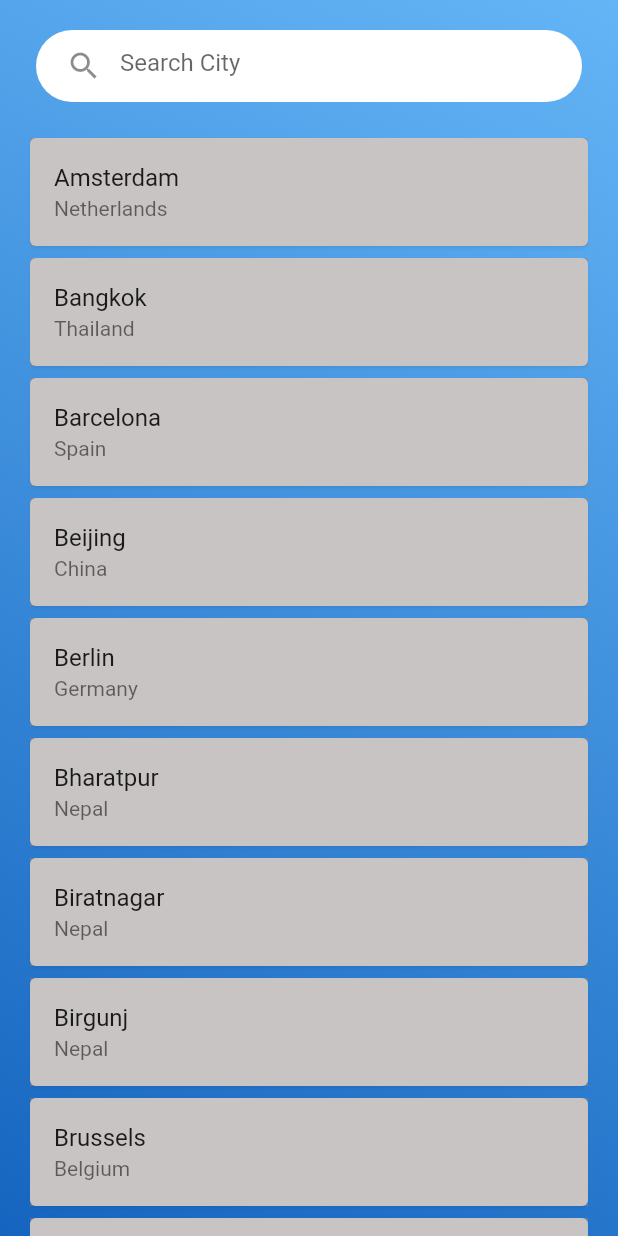
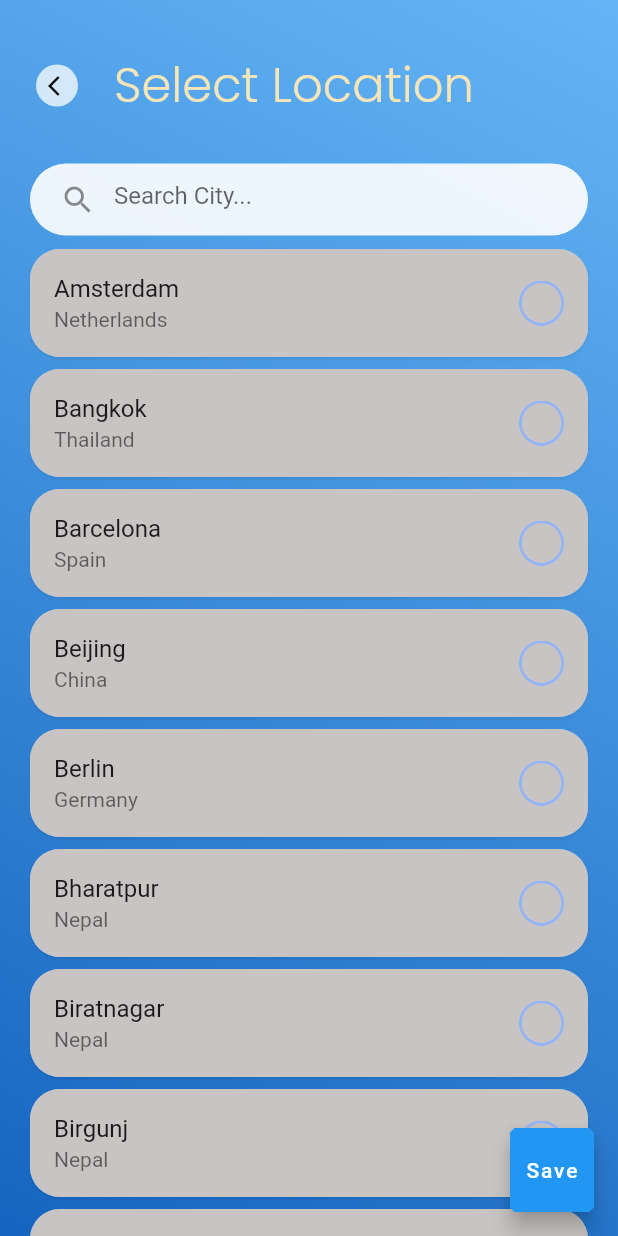
Before and after one commit to XresthaKiran/Weather-App, a Flutter app: the screen it shows after launch, after a tap on the "search" icon, on a phone screen of 412 x 824 dp. Run offline on Flutter 3.47's test engine with Material 2 defaults, Android fonts, the phone set to English and light mode, and no system bars; our stand-ins replace flutter_spinkit, geolocator, google_fonts, weather_icons.

Commit message:
adding_function

```diff
--- a/lib/model/city.dart
+++ b/lib/model/city.dart
@@ -2,13 +2,13 @@ class City {
   bool isSelected;
   final String city;
   final String country;
-  final bool isDefault;
+
 
   City({
     required this.isSelected,
     required this.city,
     required this.country,
-    required this.isDefault,
+
   });
 
   // List of Cities data
@@ -17,289 +17,289 @@ class City {
       isSelected: false,
       city: 'London',
       country: 'United Kingdom',
-      isDefault: true,
+
     ),
     City(
       isSelected: false,
       city: 'Tokyo',
       country: 'Japan',
-      isDefault: false,
+
     ),
     City(
       isSelected: false,
       city: 'Delhi',
       country: 'India',
-      isDefault: false,
+
     ),
     City(
       isSelected: false,
       city: 'Beijing',
       country: 'China',
-      isDefault: false,
+
     ),
     City(
       isSelected: false,
       city: 'Paris',
       country: 'France',
-      isDefault: false,
+
     ),
     City(
       isSelected: false,
       city: 'Rome',
       country: 'Italy',
-      isDefault: false,
+
     ),
     City(
       isSelected: false,
       city: 'Lagos',
       country: 'Nigeria',
-      isDefault: false,
+
     ),
     City(
       isSelected: false,
       city: 'Amsterdam',
       country: 'Netherlands',
-      isDefault: false,
+
     ),
     City(
       isSelected: false,
       city: 'Barcelona',
       country: 'Spain',
-      isDefault: false,
+
     ),
     City(
       isSelected: false,
       city: 'Miami',
       country: 'United States',
-      isDefault: false,
+
     ),
     City(
       isSelected: false,
       city: 'Vienna',
       country: 'Austria',
-      isDefault: false,
+
     ),
     City(
       isSelected: false,
       city: 'Berlin',
       country: 'Germany',
-      isDefault: false,
+
     ),
     City(
       isSelected: false,
       city: 'Toronto',
       country: 'Canada',
-      isDefault: false,
+
     ),
     City(
       isSelected: false,
       city: 'Brussels',
       country: 'Belgium',
-      isDefault: false,
+
     ),
     City(
       isSelected: false,
       city: 'Nairobi',
       country: 'Kenya',
-      isDefault: false,
+
     ),
     City(
       isSelected: false,
       city: 'Sydney',
       country: 'Australia',
-      isDefault: false,
+
     ),
     City(
       isSelected: false,
       city: 'Cairo',
       country: 'Egypt',
-      isDefault: false,
+
     ),
     City(
       isSelected: false,
       city: 'Mumbai',
       country: 'India',
-      isDefault: false,
+
     ),
     City(
       isSelected: false,
       city: 'New York',
       country: 'United States',
-      isDefault: false,
+
     ),
     City(
       isSelected: false,
       city: 'Moscow',
       country: 'Russia',
-      isDefault: false,
+
     ),
     City(
       isSelected: false,
       city: 'Rio de Janeiro',
       country: 'Brazil',
-      isDefault: false,
+
     ),
     City(
       isSelected: false,
       city: 'Cape Town',
       country: 'South Africa',
-      isDefault: false,
+
     ),
     City(
       isSelected: false,
       city: 'Bangkok',
       country: 'Thailand',
-      isDefault: false,
+
     ),
     City(
       isSelected: false,
       city: 'Seoul',
       country: 'South Korea',
-      isDefault: false,
+
     ),
     City(
       isSelected: false,
       city: 'Istanbul',
       country: 'Turkey',
-      isDefault: false,
+
     ),
     City(
       isSelected: false,
       city: 'Dubai',
       country: 'United Arab Emirates',
-      isDefault: false,
+
     ),
     City(
       isSelected: false,
       city: 'São Paulo',
       country: 'Brazil',
-      isDefault: false,
+
     ),
     City(
       isSelected: false,
       city: 'Shanghai',
       country: 'China',
-      isDefault: false,
+
     ),
     City(
       isSelected: false,
       city: 'Karachi',
       country: 'Pakistan',
-      isDefault: false,
+
     ),
     City(
       isSelected: false,
       city: 'Ho Chi Minh City',
       country: 'Vietnam',
-      isDefault: false,
+
     ),
     City(
       isSelected: false,
       city: 'Kolkata',
       country: 'India',
-      isDefault: false,
+
     ),
     City(
       isSelected: false,
       city: 'Jakarta',
       country: 'Indonesia',
-      isDefault: false,
+
     ),
     City(
       isSelected: false,
       city: 'Taipei',
       country: 'Taiwan',
-      isDefault: false,
+
     ),
     City(
       isSelected: false,
       city: 'Dhaka',
       country: 'Bangladesh',
-      isDefault: false,
+
     ),
     City(
       isSelected: false,
       city: 'Manila',
       country: 'Philippines',
-      isDefault: false,
+
     ),
     City(
       isSelected: false,
       city: 'Kuala Lumpur',
       country: 'Malaysia',
-      isDefault: false,
+
     ),
     City(
       isSelected: false,
       city: 'Singapore',
       country: 'Singapore',
-      isDefault: false,
+
     ),
     City(
       isSelected: false,
       city: 'Riyadh',
       country: 'Saudi Arabia',
-      isDefault: false,
+
     ),
     City(
       isSelected: false,
       city: 'Tehran',
       country: 'Iran',
-      isDefault: false,
+
     ),
     City(
       isSelected: false,
       city: 'Kathmandu',
       country: 'Nepal',
-      isDefault: false,
+
     ),
     City(
       isSelected: false,
       city: 'Pokhara',
       country: 'Nepal',
-      isDefault: false,
+
     ),
     City(
       isSelected: false,
       city: 'Biratnagar',
       country: 'Nepal',
-      isDefault: false,
+
     ),
     City(
       isSelected: false,
       city: 'Lalitpur',
       country: 'Nepal',
-      isDefault: false,
+
     ),
     City(
       isSelected: false,
       city: 'Bharatpur',
       country: 'Nepal',
-      isDefault: false,
+
     ),
     City(
       isSelected: false,
       city: 'Birgunj',
       country: 'Nepal',
-      isDefault: false,
+
     ),
     City(
       isSelected: false,
       city: 'Dharan',
       country: 'Nepal',
-      isDefault: false,
+
     ),
     City(
       isSelected: false,
       city: 'Butwal',
       country: 'Nepal',
-      isDefault: false,
+
     ),
     City(
       isSelected: false,
       city: 'Hetauda',
       country: 'Nepal',
-      isDefault: false,
+
     ),
   ];
 
--- a/lib/screen/help_screen.dart
+++ b/lib/screen/help_screen.dart
@@ -35,17 +35,19 @@ class HelpScreenState extends State<HelpScreen> {
         height: MediaQuery.of(context).size.height,
         width: MediaQuery.of(context).size.width,
                   decoration: const BoxDecoration(
+                              image: DecorationImage(
+            fit: BoxFit.fill,
+            image: AssetImage('assets/help.png'),
+          ),
             gradient: LinearGradient(begin: Alignment.topRight,
                   end: Alignment.bottomLeft,
                   colors: [Color.fromARGB(255, 21, 101, 192), Color.fromARGB(255, 100, 181, 246)]),
 
-          image: DecorationImage(
-            fit: BoxFit.fill,
-            image: AssetImage('assets/help.png'),
-          ),
+
         ),
         child: Column(
           children: [
+
             const SizedBox(height: 30),
             Center(
               child: Padding(
@@ -100,11 +102,14 @@ class HelpScreenState extends State<HelpScreen> {
               shape: RoundedRectangleBorder(
                 borderRadius: BorderRadius.circular(20),
               ),
-              backgroundColor: const Color.fromARGB(255, 241, 205, 114),
+              backgroundColor: Color.fromARGB(255, 243, 199, 87),
               splashColor: Colors.blueAccent,
               foregroundColor: Colors.black45,
-              child: const Icon(Icons.navigate_next_rounded),
+              child:Text('Skip',style: GoogleFonts.capriola(
+                    fontWeight: FontWeight.w400,
+                    color: Color.fromARGB(255, 244, 237, 220)),
             ),
+            )
           ],
         ),
       ),
--- a/lib/screen/home_screen.dart
+++ b/lib/screen/home_screen.dart
@@ -6,6 +6,7 @@ import 'package:weather_app/screen/help_screen.dart';
 import 'package:weather_app/screen/select_city.dart';
 import 'package:weather_app/services/weather_api.dart';
 import 'package:weather_icons/weather_icons.dart';
+import 'package:geolocator/geolocator.dart';
 
 class Homepage extends StatefulWidget {
   const Homepage({Key? key}) : super(key: key);
@@ -16,26 +17,45 @@ class Homepage extends StatefulWidget {
 
 class HomepageState extends State<Homepage> {
   Weather? weather;
-  TextEditingController searchController = TextEditingController();
   List<City> filteredCities = City.citiesList;
-
+  late bool servicePermission =false;
+  late LocationPermission permission;
   @override
   void initState() {
     super.initState();
-    fetchWeatherData();
+    getLocation();
   }
 
-  Future<void> fetchWeatherData() async {
+  void getLocation() async{
+    servicePermission = await Geolocator.isLocationServiceEnabled();
+    try{
+      permission = await Geolocator.checkPermission();
+      if(permission == LocationPermission.denied){
+        permission = await Geolocator.requestPermission();
+      }
+      final position=await Geolocator.getCurrentPosition(
+        desiredAccuracy: LocationAccuracy.high
+      );
+      final latitude=position.latitude;
+      final longitude=position.longitude;
+      fetchWeatherDataForLocation(latitude,longitude);
+    }catch(e){
+      print(e.toString());
+    }
+  }
+
+    void fetchWeatherDataForLocation(double latitude, double longitude) async {
     try {
-      final fetchedWeather = await WeatherApi.getData(
-          'London'); //To get the weather information using dafault city=London
+      final fetchedWeather = await WeatherApi.getDataForLocation(latitude, longitude);
       setState(() {
         weather = fetchedWeather;
       });
     } catch (e) {
-      if (weather != null) print(weather!.current.humidity);
+      print(e);
     }
   }
+
+
 
   Future<void> fetchWeatherDataForCity(String cityName) async {
     try {
@@ -61,8 +81,19 @@ class HomepageState extends State<Homepage> {
     }
   }
 
+    Future<void> openHelpScreen() async {
+  await Navigator.push(
+      context,
+      MaterialPageRoute(builder: (context) => HelpScreen()),
+    );
+
+  }
+
+
+
   @override
   Widget build(BuildContext context) {
+
     return Scaffold(
         resizeToAvoidBottomInset:
             false, //solves screen overflow due to keyboard open
@@ -90,9 +121,11 @@ class HomepageState extends State<Homepage> {
                     children: [
                       Row(
                         mainAxisAlignment: MainAxisAlignment.spaceBetween,
+                        crossAxisAlignment: CrossAxisAlignment.end,
                         children: [
                           Padding(
-                            padding: const EdgeInsets.only(left: 10, top: 20),
+
+                            padding: const EdgeInsets.only(left: 12, top: 25),
                             child: Text(
                               'Weather APP',
                               style: GoogleFonts.poppins(
@@ -105,14 +138,7 @@ class HomepageState extends State<Homepage> {
                           Padding(
                             padding: const EdgeInsets.only(right: 10, top: 25),
                             child: ElevatedButton(
-                              onPressed: () {
-                                Navigator.push(
-                                  context,
-                                  MaterialPageRoute(
-                                    builder: (context) => const HelpScreen(),
-                                  ),
-                                );
-                              },
+                              onPressed: openHelpScreen,
                               child: const Text('Help'),
                             ),
                           ),
@@ -125,11 +151,14 @@ class HomepageState extends State<Homepage> {
                         decoration: BoxDecoration(
                           borderRadius: BorderRadius.circular(15),
                           color: Colors.white.withOpacity(
-                              0.5), // Container to display weather conditon.
+                              0.6), // Container to display weather conditon.
                         ),
                         margin: const EdgeInsets.symmetric(horizontal: 25),
                         padding: const EdgeInsets.all(26),
                         height: 100,
+                        width: double.infinity,
+                        child: SingleChildScrollView(
+                          scrollDirection: Axis.horizontal,
                           child: Row(
                             children: [
                               Image.network(
@@ -141,9 +170,13 @@ class HomepageState extends State<Homepage> {
                                 mainAxisAlignment: MainAxisAlignment.spaceEvenly,
                                 crossAxisAlignment: CrossAxisAlignment.start,
                                 children: [
+                                  Row(
+                                    children: [
                                       Text(
                                         weather!.current.condition.text,
                                         style: const TextStyle(fontSize: 20),
+                                      ),
+                                    ],
                                   ),
                                   Text(
                                       'In ${weather!.location.name},${weather!.location.country}',
@@ -151,6 +184,7 @@ class HomepageState extends State<Homepage> {
                                 ],
                               )
                             ],
+                          ),
                         ),
                       ),
                       const SizedBox(
@@ -161,7 +195,7 @@ class HomepageState extends State<Homepage> {
                         decoration: BoxDecoration(
                           borderRadius: BorderRadius.circular(
                               15), // Container to show Temperature.
-                          color: Colors.white.withOpacity(0.5),
+                          color: Colors.white.withOpacity(0.6),
                         ),
                         margin: const EdgeInsets.symmetric(horizontal: 25),
                         padding: const EdgeInsets.all(26),
@@ -228,7 +262,7 @@ class HomepageState extends State<Homepage> {
                               decoration: BoxDecoration(
                                   borderRadius: BorderRadius.circular(
                                       14), // Container to show Humidity
-                                  color: Colors.white.withOpacity(0.5)),
+                                  color: Colors.white.withOpacity(0.6)),
                               margin: const EdgeInsets.fromLTRB(26, 0, 10, 0),
                               padding: const EdgeInsets.all(26),
                               height: 200,
@@ -273,7 +307,7 @@ class HomepageState extends State<Homepage> {
                             child: Container(
                               decoration: BoxDecoration(
                                   borderRadius: BorderRadius.circular(14),
-                                  color: Colors.white.withOpacity(0.5)),
+                                  color: Colors.white.withOpacity(0.6)),
                               margin: const EdgeInsets.fromLTRB(10, 0, 26,
                                   0), //  Container to show Wind speed
                               padding: const EdgeInsets.all(26),
@@ -376,22 +410,12 @@ class HomepageState extends State<Homepage> {
                       ),
                     ],
                   ),
-                  Container(height: 340,
+                  const SizedBox(height: 340,
                     child: Column(
                       mainAxisAlignment: MainAxisAlignment.end,
                       crossAxisAlignment: CrossAxisAlignment.center,
                       children: [
-                        CircularProgressIndicator(),
-                        SizedBox(height:20),
-                        GestureDetector(
-                          onTap: fetchWeatherData,
-
-                          child: Text('Reload',style: GoogleFonts.lato(
-                                fontSize: 18,
-                                fontWeight: FontWeight.w400,
-                                color: const Color(0xfff7e5b7),
-                              ),),
-                        )
+                        CircularProgressIndicator(color: Color.fromARGB(255, 221, 229, 243),),
                       ],
                     ),
                   )
--- a/lib/screen/select_city.dart
+++ b/lib/screen/select_city.dart
@@ -1,4 +1,5 @@
 import 'package:flutter/material.dart';
+import 'package:google_fonts/google_fonts.dart';
 import 'package:weather_app/model/city.dart';
 
 class CitySelectionScreen extends StatefulWidget {
@@ -28,11 +29,59 @@ class CitySelectionScreenState extends State<CitySelectionScreen> {
     });
   }
 
+  void selectCity(City selectedCity) {
+  setState(() {
+
+    filteredCities.forEach((city) {
+      if (city == selectedCity) {
+        city.isSelected = true;
+      } else {
+        city.isSelected = false;
+      }
+    });
+  });
+}
+
   @override
   Widget build(BuildContext context) {
     return Scaffold(
-      body: SafeArea(
-        child: Container(
+       floatingActionButton: FloatingActionButton(
+        shape:BeveledRectangleBorder(borderRadius: BorderRadius.circular(3)),
+        onPressed: () {
+          // Return the selected city to the previous screen
+          final selectedCity = filteredCities.firstWhere((city) => city.isSelected, orElse: () {return City(isSelected: false, city: 'Kathmandu', country: 'Nepal');} );
+          if(selectedCity.isSelected){
+          Navigator.pop(context, selectedCity);
+          }else{
+            showModalBottomSheet(context: context, builder: (BuildContext context) {
+              return Container(
+                decoration: BoxDecoration(
+                  gradient: LinearGradient(colors:[Color.fromARGB(255, 47, 109, 170),Color.fromARGB(255, 57, 131, 216)] ,begin: Alignment.bottomLeft,end: Alignment.topRight)
+                ),
+                height:MediaQuery.of(context).size.height*0.05,
+                child: Row(
+                  mainAxisAlignment: MainAxisAlignment.spaceBetween,
+                  crossAxisAlignment: CrossAxisAlignment.center,
+                  children: [
+                    Padding(
+                      padding: const EdgeInsets.only(left: 10),
+                      child: Text('Please select a city',style: TextStyle(fontSize: 20,color: Colors.white),),
+                    ),
+                    Padding(
+                      padding: const EdgeInsets.only(right: 10),
+                      child: ElevatedButton(style: ElevatedButton.styleFrom(primary: Colors.white30),onPressed: (){Navigator.pop(context);}, child: Text('Ok',style: TextStyle(color: Colors.white),)),
+                    )
+                  ],
+                ),
+              );
+            }
+            );
+          }
+
+        },
+        child: Text('Save'),
+      ),
+      body: Container(
         height: MediaQuery.of(context).size.height,          // adapts the height and width according to screen size
         width: MediaQuery.of(context).size.width,
         decoration: const BoxDecoration(
@@ -41,12 +90,45 @@ class CitySelectionScreenState extends State<CitySelectionScreen> {
                 colors: [ Color.fromARGB(255, 100, 181, 246),Color.fromARGB(255, 21, 101, 192),])
         ),
         child: Column(
+          crossAxisAlignment: CrossAxisAlignment.start,
           children: [
             Container(
+              margin: const EdgeInsets.only(top: 25),
+              child: Row(
+                children: [
+                  InkWell(
+                    child: Container(
                       padding: const EdgeInsets.symmetric(horizontal: 8),
-                margin: const EdgeInsets.symmetric(horizontal: 24, vertical: 20),
+                    margin: const EdgeInsets.symmetric(horizontal: 24, vertical: 18),
+                      width: 28,
+                      height: 28,
                       decoration: BoxDecoration(
-                  color: Colors.white,
+                        borderRadius: BorderRadius.circular(150/2),
+                        color: Colors.white.withOpacity(0.75)
+                      ),
+                      child: const Icon(
+                        Icons.arrow_back_ios,
+                        color: Colors.black,
+                        size: 16,
+                      ),
+                    ),
+                    onTap: () {
+                      Navigator.pop(context);
+                    },
+                  ),
+                  Text("Select Location",style: GoogleFonts.poppins(
+                                fontSize: 32,
+                                fontWeight: FontWeight.w300,
+                                color: const Color(0xfff7e5b7),
+                              ),)
+                ],
+              ),
+            ),
+            Container(
+              padding: EdgeInsets.symmetric(horizontal: 8 ),
+              margin: const EdgeInsets.only(left: 20,right: 20,top: 20,bottom: 5),
+              decoration: BoxDecoration(
+                color: Colors.white.withOpacity(0.9),
                 borderRadius: BorderRadius.circular(24)
               ),
               child: TextField(
@@ -54,29 +136,31 @@ class CitySelectionScreenState extends State<CitySelectionScreen> {
                 onChanged: filterCities,
                 decoration: const InputDecoration(
                   border: InputBorder.none,
-                    hintText: 'Search City',
+                  hintText: 'Search City...',
                   prefixIcon: Icon(Icons.search)
                 ),
               ),
             ),
             Expanded(
               child: ListView.builder(
+                physics: BouncingScrollPhysics(),
                 itemCount: filteredCities.length,
                 itemBuilder: (BuildContext context, int index) {
                   final city = filteredCities[index];
                   return Padding(
                     padding: const EdgeInsets.only(left:16.0,right: 16,),
                     child: Card(
-
+                      shape:RoundedRectangleBorder(borderRadius: BorderRadius.circular(20)),
                       shadowColor: Colors.black26,
                       child: ListTile(
-
+                        onTap: (){selectCity(city);},
+                        shape:RoundedRectangleBorder(borderRadius: BorderRadius.circular(20)),
                         tileColor: const Color.fromARGB(255, 147, 137, 137).withOpacity(0.5),
                         title: Text(city.city),
                         subtitle: Text(city.country),
-                          onTap: () {
-                            Navigator.pop(context, city);
-                          },
+                        trailing:Image.asset(city.isSelected == true ? 'assets/checked.png' : 'assets/unchecked.png', width: 30,),
+
+
                       ),
                     ),
                   );
@@ -86,7 +170,6 @@ class CitySelectionScreenState extends State<CitySelectionScreen> {
           ],
         ),
       ),
-      ),
     );
   }
 }
--- a/lib/services/weather_api.dart
+++ b/lib/services/weather_api.dart
@@ -31,4 +31,32 @@ class WeatherApi {
     );
     return Weather(location: location, current: current);
   }
+
+   static Future<Weather> getDataForLocation(double latitude,double longitude) async {
+    const url =
+        'http://api.weatherapi.com/v1/current.json?key=c6b5e4b6203642b099171105231407&q=';
+    final uri = Uri.parse(url+('$latitude,$longitude'));
+    final response = await http.get(uri);
+    final body = response.body;
+    final json = jsonDecode(body);
+    final location = Location(
+      name: json['location']['name'],
+      country: json['location']['country'],
+      lat: json['location']['lat'],
+      lon: json['location']['lon'],
+    );
+    final condition = WeatherCondition(
+
+      text: json['current']['condition']['text'],
+      icon: json['current']['condition']['icon'],
+    );
+    final current = Current(
+      humidity: json['current']['humidity'],
+      wind: json['current']['wind_kph'],
+      temp: json['current']['temp_c'],
+      condition: condition,
+    );
+    return Weather(location: location, current: current);
+  }
+
 }
--- a/pubspec.yaml
+++ b/pubspec.yaml
@@ -39,6 +39,8 @@ dependencies:
   google_fonts: ^5.1.0
   flutter_spinkit: ^5.2.0
   weather_icons: ^3.0.0
+  geolocator: ^9.0.2
+  shared_preferences: ^2.2.0
 
 dev_dependencies:
   flutter_test:
```
Also changed, not shown: assets/checked.png (added), assets/unchecked.png (added), pubspec.lock, 7 other files. Lines whose indentation alone changed are shown as unchanged.
